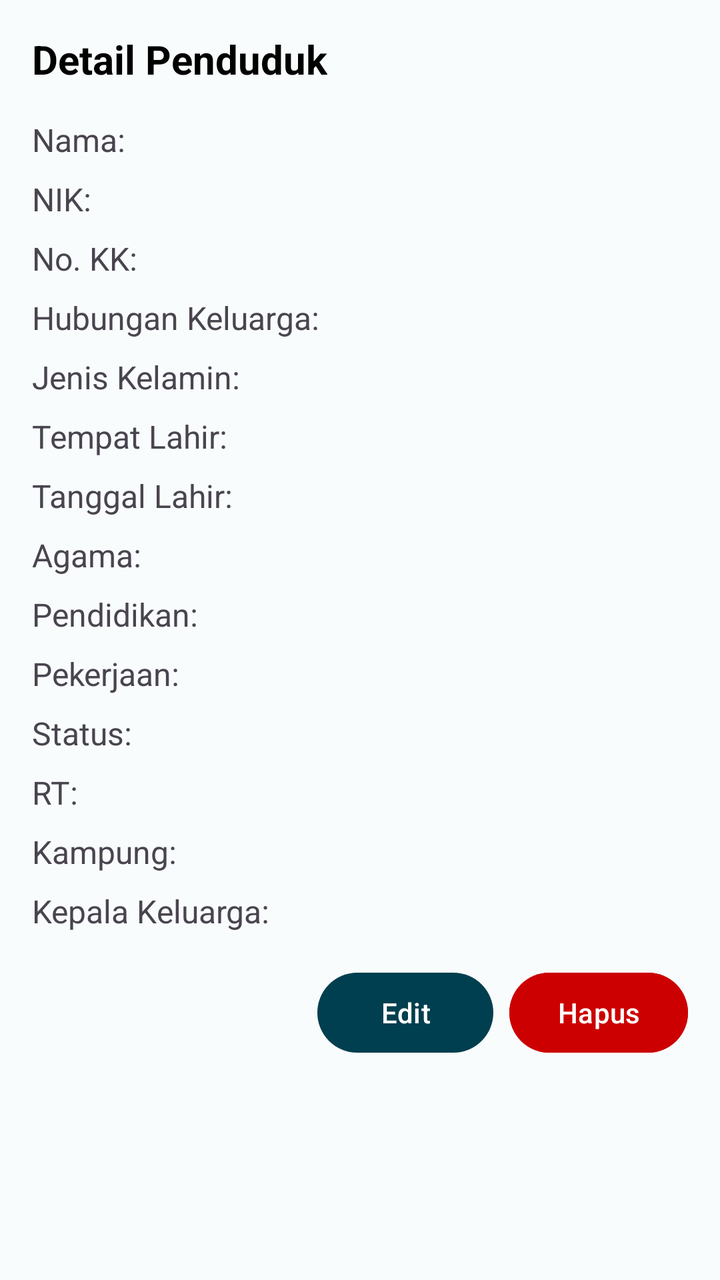
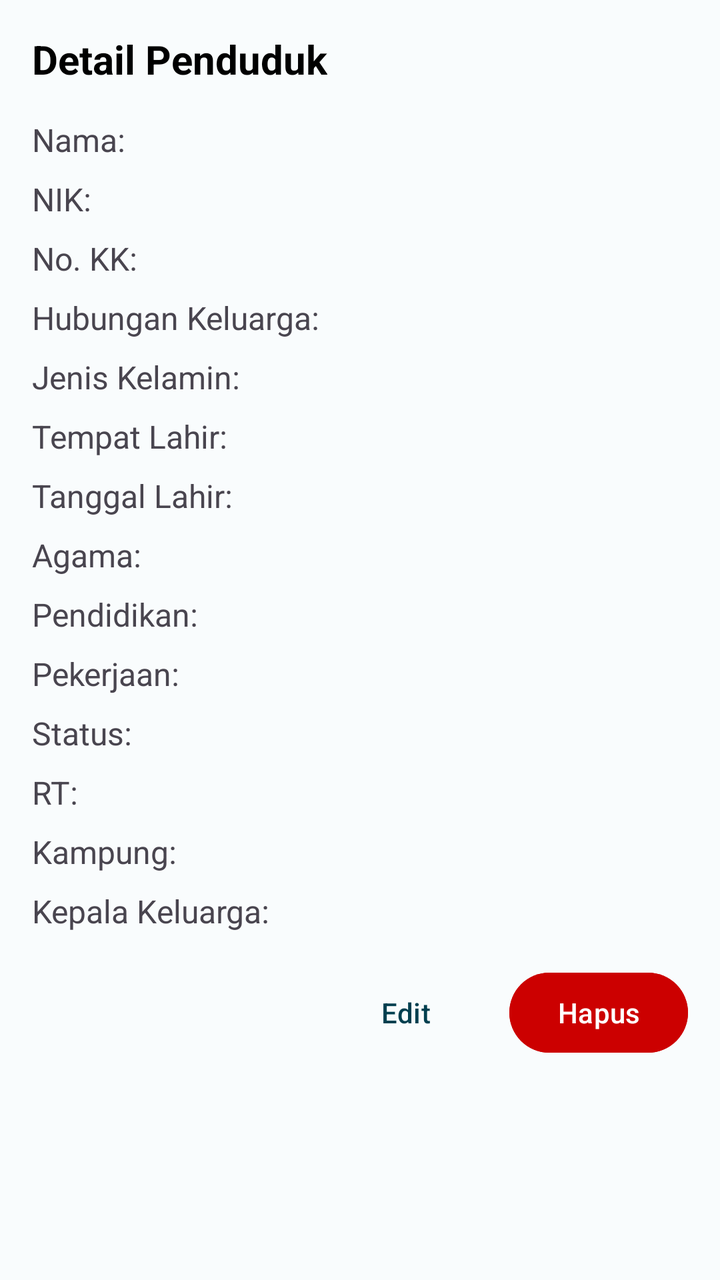

Two renders of the same Android screen: before a commit and after it. Below are the layout's source before the change and the commit's diff.
<!-- AndroidManifest.xml: application theme Theme.JelajahSungaiPulai -->
<!-- res/layout/dialog_penduduk_details.xml -->
<?xml version="1.0" encoding="utf-8"?>
<ScrollView xmlns:android="http://schemas.android.com/apk/res/android"
    xmlns:app="http://schemas.android.com/apk/res-auto"
    android:layout_width="match_parent"
    android:layout_height="wrap_content"
    android:padding="16dp">

    <LinearLayout
        android:layout_width="match_parent"
        android:layout_height="wrap_content"
        android:orientation="vertical">

        <TextView
            android:layout_width="wrap_content"
            android:layout_height="wrap_content"
            android:text="Detail Penduduk"
            android:textSize="20sp"
            android:textStyle="bold"
            android:layout_marginBottom="16dp"
            android:textColor="@color/black"/>

        <TextView
            android:id="@+id/tv_detail_nama"
            android:layout_width="match_parent"
            android:layout_height="wrap_content"
            android:text="Nama: "
            android:textSize="16sp"
            android:layout_marginBottom="8dp"/>

        <TextView
            android:id="@+id/tv_detail_nik"
            android:layout_width="match_parent"
            android:layout_height="wrap_content"
            android:text="NIK: "
            android:textSize="16sp"
            android:layout_marginBottom="8dp"/>

        <TextView
            android:id="@+id/tv_detail_no_kk"
            android:layout_width="match_parent"
            android:layout_height="wrap_content"
            android:text="No. KK: "
            android:textSize="16sp"
            android:layout_marginBottom="8dp"/>

        <TextView
            android:id="@+id/tv_detail_hub_keluarga"
            android:layout_width="match_parent"
            android:layout_height="wrap_content"
            android:text="Hubungan Keluarga: "
            android:textSize="16sp"
            android:layout_marginBottom="8dp"/>

        <TextView
            android:id="@+id/tv_detail_jenis_kel"
            android:layout_width="match_parent"
            android:layout_height="wrap_content"
            android:text="Jenis Kelamin: "
            android:textSize="16sp"
            android:layout_marginBottom="8dp"/>

        <TextView
            android:id="@+id/tv_detail_tempat_lahir"
            android:layout_width="match_parent"
            android:layout_height="wrap_content"
            android:text="Tempat Lahir: "
            android:textSize="16sp"
            android:layout_marginBottom="8dp"/>

        <TextView
            android:id="@+id/tv_detail_tgl_lahir"
            android:layout_width="match_parent"
            android:layout_height="wrap_content"
            android:text="Tanggal Lahir: "
            android:textSize="16sp"
            android:layout_marginBottom="8dp"/>

        <TextView
            android:id="@+id/tv_detail_agama"
            android:layout_width="match_parent"
            android:layout_height="wrap_content"
            android:text="Agama: "
            android:textSize="16sp"
            android:layout_marginBottom="8dp"/>

        <TextView
            android:id="@+id/tv_detail_pendidikan"
            android:layout_width="match_parent"
            android:layout_height="wrap_content"
            android:text="Pendidikan: "
            android:textSize="16sp"
            android:layout_marginBottom="8dp"/>

        <TextView
            android:id="@+id/tv_detail_pekerjaan"
            android:layout_width="match_parent"
            android:layout_height="wrap_content"
            android:text="Pekerjaan: "
            android:textSize="16sp"
            android:layout_marginBottom="8dp"/>

        <TextView
            android:id="@+id/tv_detail_status"
            android:layout_width="match_parent"
            android:layout_height="wrap_content"
            android:text="Status: "
            android:textSize="16sp"
            android:layout_marginBottom="8dp"/>

        <TextView
            android:id="@+id/tv_detail_rt"
            android:layout_width="match_parent"
            android:layout_height="wrap_content"
            android:text="RT: "
            android:textSize="16sp"
            android:layout_marginBottom="8dp"/>

        <TextView
            android:id="@+id/tv_detail_kampung"
            android:layout_width="match_parent"
            android:layout_height="wrap_content"
            android:text="Kampung: "
            android:textSize="16sp"
            android:layout_marginBottom="8dp"/>

        <TextView
            android:id="@+id/tv_detail_kep_kel"
            android:layout_width="match_parent"
            android:layout_height="wrap_content"
            android:text="Kepala Keluarga: "
            android:textSize="16sp"
            android:layout_marginBottom="16dp"/>

        <LinearLayout
            android:layout_width="match_parent"
            android:layout_height="wrap_content"
            android:orientation="horizontal"
            android:gravity="end">

            <Button
                android:id="@+id/btn_edit"
                android:layout_width="wrap_content"
                android:layout_height="wrap_content"
                android:text="Edit"
                android:layout_marginEnd="8dp"/>

            <Button
                android:id="@+id/btn_delete"
                android:layout_width="wrap_content"
                android:layout_height="wrap_content"
                android:text="Hapus"
                android:backgroundTint="@android:color/holo_red_dark"/>
        </LinearLayout>

    </LinearLayout>
</ScrollView>
<!-- resources referenced by this layout -->
<resources>
  <color name="black">#FF000000</color>
  <style name="Theme.JelajahSungaiPulai" parent="Base.Theme.JelajahSungaiPulai" />
  <style name="Base.Theme.JelajahSungaiPulai" parent="Theme.Material3.DayNight.NoActionBar">
          <item name="android:forceDarkAllowed" tools:targetApi="q">false</item>
  
          
          <item name="colorPrimary">@color/jelajah_primary</item>
          <item name="colorOnPrimary">@color/white</item>
          <item name="colorPrimaryContainer">@color/jelajah_primary_light</item>
          <item name="colorOnPrimaryContainer">@color/jelajah_primary_dark</item>
  
          
          <item name="colorSecondary">@color/jelajah_secondary</item>
          <item name="colorOnSecondary">@color/white</item>
          <item name="colorSecondaryContainer">@color/jelajah_secondary_light</item>
          <item name="colorOnSecondaryContainer">@color/jelajah_secondary_dark</item>
  
          
          <item name="colorError">@color/status_error</item>
          <item name="colorOnError">@color/white</item>
          <item name="colorErrorContainer">#F9DEDC</item>
          <item name="colorOnErrorContainer">#410E0B</item>
  
          
          <item name="android:colorBackground">@color/background_light</item>
          <item name="colorOnBackground">@color/text_primary</item>
          <item name="colorSurface">@color/white</item>
          <item name="colorOnSurface">@color/text_primary</item>
          <item name="colorSurfaceVariant">@color/background_light</item>
          <item name="colorOnSurfaceVariant">@color/text_secondary</item>
          <item name="colorOutline">@color/border_color</item>
      </style>
  <color name="jelajah_primary">#003F4F</color>
  <color name="white">#FFFFFFFF</color>
  <color name="jelajah_primary_light">#D6F3FF</color>
  <color name="jelajah_primary_dark">#001F2A</color>
  <color name="jelajah_secondary">#4B8A48</color>
  <color name="jelajah_secondary_light">#A8D5A6</color>
  <color name="jelajah_secondary_dark">#2E5E2C</color>
  <color name="status_error">#D32F2F</color>
  <color name="background_light">#F9FCFD</color>
  <color name="text_primary">#212121</color>
  <color name="text_secondary">#757575</color>
  <color name="border_color">#DDE2E5</color>
</resources>

<!-- the commit's change to res/layout/dialog_penduduk_details.xml (unified diff, before → after) -->
@@ -1,6 +1,5 @@
 <?xml version="1.0" encoding="utf-8"?>
 <ScrollView xmlns:android="http://schemas.android.com/apk/res/android"
-    xmlns:app="http://schemas.android.com/apk/res-auto"
     android:layout_width="match_parent"
     android:layout_height="wrap_content"
     android:padding="16dp">
@@ -13,143 +12,144 @@
         <TextView
             android:layout_width="wrap_content"
             android:layout_height="wrap_content"
-            android:text="Detail Penduduk"
+            android:layout_marginBottom="16dp"
+            android:text="@string/dialog_title_detail_penduduk"
+            android:textColor="@color/black"
             android:textSize="20sp"
-            android:textStyle="bold"
-            android:layout_marginBottom="16dp"
-            android:textColor="@color/black"/>
+            android:textStyle="bold" />
 
         <TextView
             android:id="@+id/tv_detail_nama"
             android:layout_width="match_parent"
             android:layout_height="wrap_content"
-            android:text="Nama: "
-            android:textSize="16sp"
-            android:layout_marginBottom="8dp"/>
+            android:layout_marginBottom="8dp"
+            android:text="@string/label_nama"
+            android:textSize="16sp" />
 
         <TextView
             android:id="@+id/tv_detail_nik"
             android:layout_width="match_parent"
             android:layout_height="wrap_content"
-            android:text="NIK: "
-            android:textSize="16sp"
-            android:layout_marginBottom="8dp"/>
+            android:layout_marginBottom="8dp"
+            android:text="@string/label_nik"
+            android:textSize="16sp" />
 
         <TextView
             android:id="@+id/tv_detail_no_kk"
             android:layout_width="match_parent"
             android:layout_height="wrap_content"
-            android:text="No. KK: "
-            android:textSize="16sp"
-            android:layout_marginBottom="8dp"/>
+            android:layout_marginBottom="8dp"
+            android:text="@string/label_no_kk"
+            android:textSize="16sp" />
 
         <TextView
             android:id="@+id/tv_detail_hub_keluarga"
             android:layout_width="match_parent"
             android:layout_height="wrap_content"
-            android:text="Hubungan Keluarga: "
-            android:textSize="16sp"
-            android:layout_marginBottom="8dp"/>
+            android:layout_marginBottom="8dp"
+            android:text="@string/label_hub_keluarga"
+            android:textSize="16sp" />
 
         <TextView
             android:id="@+id/tv_detail_jenis_kel"
             android:layout_width="match_parent"
             android:layout_height="wrap_content"
-            android:text="Jenis Kelamin: "
-            android:textSize="16sp"
-            android:layout_marginBottom="8dp"/>
+            android:layout_marginBottom="8dp"
+            android:text="@string/label_jenis_kelamin"
+            android:textSize="16sp" />
 
         <TextView
             android:id="@+id/tv_detail_tempat_lahir"
             android:layout_width="match_parent"
             android:layout_height="wrap_content"
-            android:text="Tempat Lahir: "
-            android:textSize="16sp"
-            android:layout_marginBottom="8dp"/>
+            android:layout_marginBottom="8dp"
+            android:text="@string/label_tempat_lahir"
+            android:textSize="16sp" />
 
         <TextView
             android:id="@+id/tv_detail_tgl_lahir"
             android:layout_width="match_parent"
             android:layout_height="wrap_content"
-            android:text="Tanggal Lahir: "
-            android:textSize="16sp"
-            android:layout_marginBottom="8dp"/>
+            android:layout_marginBottom="8dp"
+            android:text="@string/label_tanggal_lahir"
+            android:textSize="16sp" />
 
         <TextView
             android:id="@+id/tv_detail_agama"
             android:layout_width="match_parent"
             android:layout_height="wrap_content"
-            android:text="Agama: "
-            android:textSize="16sp"
-            android:layout_marginBottom="8dp"/>
+            android:layout_marginBottom="8dp"
+            android:text="@string/label_agama"
+            android:textSize="16sp" />
 
         <TextView
             android:id="@+id/tv_detail_pendidikan"
             android:layout_width="match_parent"
             android:layout_height="wrap_content"
-            android:text="Pendidikan: "
-            android:textSize="16sp"
-            android:layout_marginBottom="8dp"/>
+            android:layout_marginBottom="8dp"
+            android:text="@string/label_pendidikan"
+            android:textSize="16sp" />
 
         <TextView
             android:id="@+id/tv_detail_pekerjaan"
             android:layout_width="match_parent"
             android:layout_height="wrap_content"
-            android:text="Pekerjaan: "
-            android:textSize="16sp"
-            android:layout_marginBottom="8dp"/>
+            android:layout_marginBottom="8dp"
+            android:text="@string/label_pekerjaan"
+            android:textSize="16sp" />
 
         <TextView
             android:id="@+id/tv_detail_status"
             android:layout_width="match_parent"
             android:layout_height="wrap_content"
-            android:text="Status: "
-            android:textSize="16sp"
-            android:layout_marginBottom="8dp"/>
+            android:layout_marginBottom="8dp"
+            android:text="@string/label_status"
+            android:textSize="16sp" />
 
         <TextView
             android:id="@+id/tv_detail_rt"
             android:layout_width="match_parent"
             android:layout_height="wrap_content"
-            android:text="RT: "
-            android:textSize="16sp"
-            android:layout_marginBottom="8dp"/>
+            android:layout_marginBottom="8dp"
+            android:text="@string/label_rt"
+            android:textSize="16sp" />
 
         <TextView
             android:id="@+id/tv_detail_kampung"
             android:layout_width="match_parent"
             android:layout_height="wrap_content"
-            android:text="Kampung: "
-            android:textSize="16sp"
-            android:layout_marginBottom="8dp"/>
+            android:layout_marginBottom="8dp"
+            android:text="@string/label_kampung"
+            android:textSize="16sp" />
 
         <TextView
             android:id="@+id/tv_detail_kep_kel"
             android:layout_width="match_parent"
             android:layout_height="wrap_content"
-            android:text="Kepala Keluarga: "
-            android:textSize="16sp"
-            android:layout_marginBottom="16dp"/>
+            android:layout_marginBottom="16dp"
+            android:text="@string/label_kepala_keluarga"
+            android:textSize="16sp" />
 
         <LinearLayout
             android:layout_width="match_parent"
             android:layout_height="wrap_content"
-            android:orientation="horizontal"
-            android:gravity="end">
+            android:gravity="end"
+            android:orientation="horizontal">
 
-            <Button
+            <com.google.android.material.button.MaterialButton
                 android:id="@+id/btn_edit"
+                style="@style/Widget.Material3.Button.TextButton"
                 android:layout_width="wrap_content"
                 android:layout_height="wrap_content"
-                android:text="Edit"
-                android:layout_marginEnd="8dp"/>
+                android:layout_marginEnd="8dp"
+                android:text="@string/button_edit" />
 
-            <Button
+            <com.google.android.material.button.MaterialButton
                 android:id="@+id/btn_delete"
                 android:layout_width="wrap_content"
                 android:layout_height="wrap_content"
-                android:text="Hapus"
-                android:backgroundTint="@android:color/holo_red_dark"/>
+                android:backgroundTint="@android:color/holo_red_dark"
+                android:text="@string/button_delete" />
         </LinearLayout>
 
     </LinearLayout>
<!-- resource entries referenced after the edit -->
@@ -1,6 +1,23 @@
 <!-- resources referenced by this layout -->
 <resources>
   <color name="black">#FF000000</color>
+  <string name="button_delete">Hapus</string>
+  <string name="button_edit">Edit</string>
+  <string name="dialog_title_detail_penduduk">Detail Penduduk</string>
+  <string name="label_agama">Agama: </string>
+  <string name="label_hub_keluarga">Hubungan Keluarga: </string>
+  <string name="label_jenis_kelamin">Jenis Kelamin: </string>
+  <string name="label_kampung">Kampung: </string>
+  <string name="label_kepala_keluarga">Kepala Keluarga: </string>
+  <string name="label_nama">Nama: </string>
+  <string name="label_nik">NIK: </string>
+  <string name="label_no_kk">No. KK: </string>
+  <string name="label_pekerjaan">Pekerjaan: </string>
+  <string name="label_pendidikan">Pendidikan: </string>
+  <string name="label_rt">RT: </string>
+  <string name="label_status">Status: </string>
+  <string name="label_tanggal_lahir">Tanggal Lahir: </string>
+  <string name="label_tempat_lahir">Tempat Lahir: </string>
   <style name="Theme.JelajahSungaiPulai" parent="Base.Theme.JelajahSungaiPulai" />
   <style name="Base.Theme.JelajahSungaiPulai" parent="Theme.Material3.DayNight.NoActionBar">
           <item name="android:forceDarkAllowed" tools:targetApi="q">false</item>
